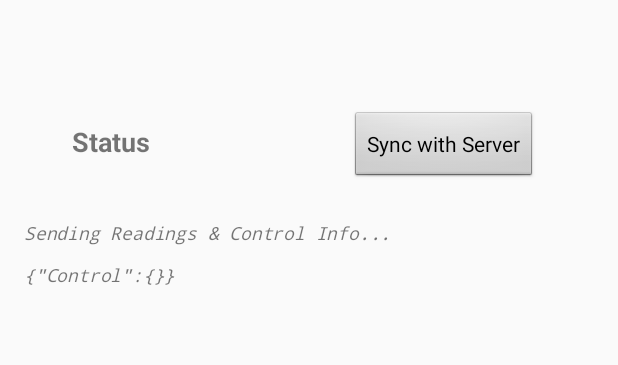
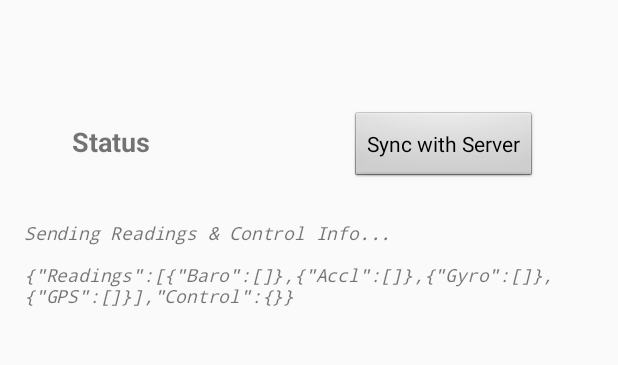
Before and after one commit to raokrutarth/CrowdSensing, an Android app: the screen it shows after launch (MainActivity), after a tap on "Sync with Server", on a phone screen of 412 x 824 dp, the part 169-534 px from its top. Run offline under Robolectric (Android 15) with nearby library versions, the phone set to English and light mode, and no system bars.

```diff
--- a/CrowdSensingClient/app/src/main/java/edu/purdue/dcsl/crowdsensingclient/MainActivity.java
+++ b/CrowdSensingClient/app/src/main/java/edu/purdue/dcsl/crowdsensingclient/MainActivity.java
@@ -50,6 +50,7 @@ public class MainActivity extends AppCompatActivity
     private static final int SERVER_PORT = 21567;
     private SensorReader sr;
     private static String task_json ;
+    private static String reading_result = "";
 
     @Override
     protected void onCreate(Bundle savedInstanceState)
@@ -116,8 +117,9 @@ public class MainActivity extends AppCompatActivity
                 {
                     readingJson.put(sensor, getSensorJson(sensor));
                 }
-                return readingJson;
             }
+            reading_result = readingJson.toString();
+            return readingJson;
         }
         catch(JSONException e)
         {
@@ -129,8 +131,12 @@ public class MainActivity extends AppCompatActivity
             System.out.println("Unable to parse date");
             return null;
         }
+        catch( Exception e)
+        {
+            System.out.println( e.getMessage() ) ;
+            return null;
+        }
         finally {
-            System.out.println("Unknown exception in process_task()");
             return null;
         }
     }
@@ -232,26 +238,26 @@ public class MainActivity extends AppCompatActivity
             tv.append("\n");
 
             JSONObject controlJson = getControlJson();
-//            JSONArray sensorArr = new JSONArray();
-//            for(int i = 0; i < 4; i++)
-//            {
-//                JSONObject sensorJson;
-//                if(i == 2 )
-//                    sensorJson = getSensorJson("Gyro");
-//                else if( i ==0)
-//                    sensorJson = getSensorJson("Baro");
-//                else if(i==3)
-//                    sensorJson = getSensorJson("GPS");
-//                else
-//                    sensorJson = getSensorJson("Accl");
-//                sensorArr.put(sensorJson);
-//            }
-            JSONObject finalRes = new JSONObject();
-            finalRes.put("Readings", processTask() );
+            JSONObject finalRes;
+            if(reading_result.length() < 10)
+            {
+                initReadingJson();
+                finalRes = new JSONObject(reading_result);
+            }
+            else
+            {
+                finalRes = new JSONObject();
+                finalRes.put("Readings", new JSONArray(reading_result) );
+            }
             finalRes.put("Control", controlJson);
             tv.append( finalRes.toString() );
 
             serverExchange(CS_SERVER, SERVER_PORT, finalRes.toString() );
+        }
+        catch(JSONException e)
+        {
+            System.out.println("reading_result: " + reading_result);
+            System.out.println("[-] Unable to parse taskJson in syncServer() ");
         }
         catch (Exception ex)
         {
@@ -260,6 +266,36 @@ public class MainActivity extends AppCompatActivity
         }
 
     }
+
+    private void initReadingJson()
+    {
+        try
+        {
+            JSONArray sensorArr = new JSONArray();
+            for(int i = 0; i < 4; i++)
+            {
+                JSONObject sensorJson;
+                if(i == 2 )
+                    sensorJson = getSensorJson("Gyro");
+                else if( i ==0)
+                    sensorJson = getSensorJson("Baro");
+                else if(i==3)
+                    sensorJson = getSensorJson("GPS");
+                else
+                    sensorJson = getSensorJson("Accl");
+                sensorArr.put(sensorJson);
+            }
+            JSONObject firstReading = new JSONObject();
+            firstReading.put("Readings", sensorArr);
+            reading_result = firstReading.toString();
+        }
+        catch (JSONException e)
+        {
+            System.out.println("Json exception in initReading() ");
+        }
+
+    }
+
     private void serverExchange(final String host, final int port, final String data) {
         Thread thread = new Thread()
         {
```
